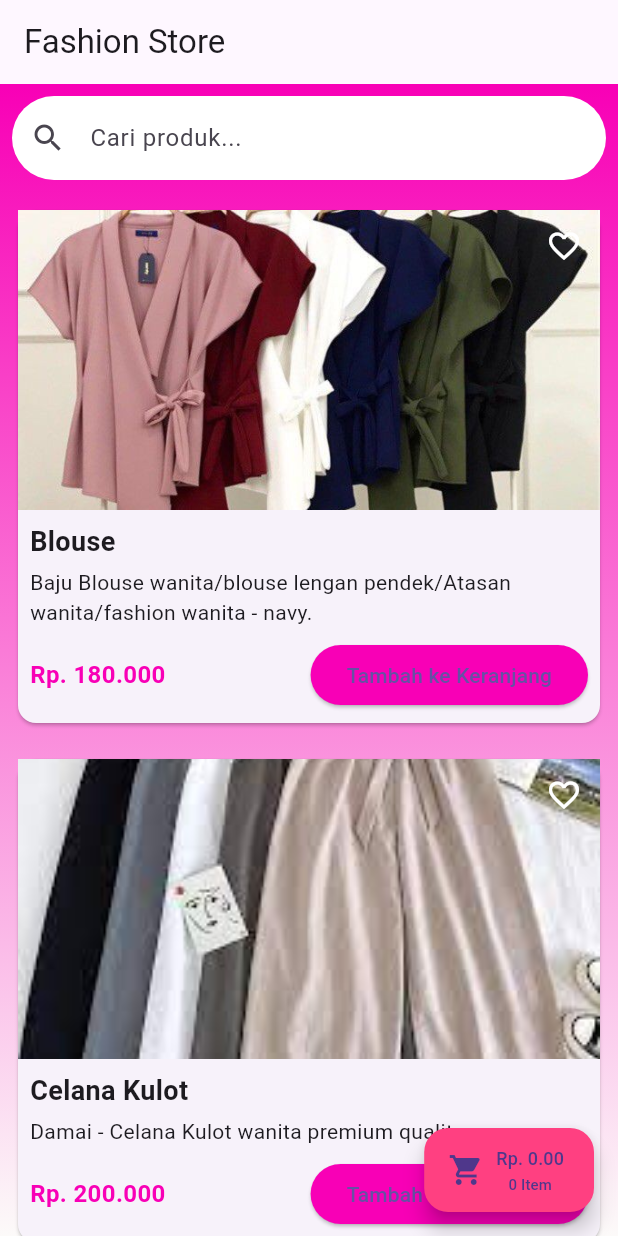
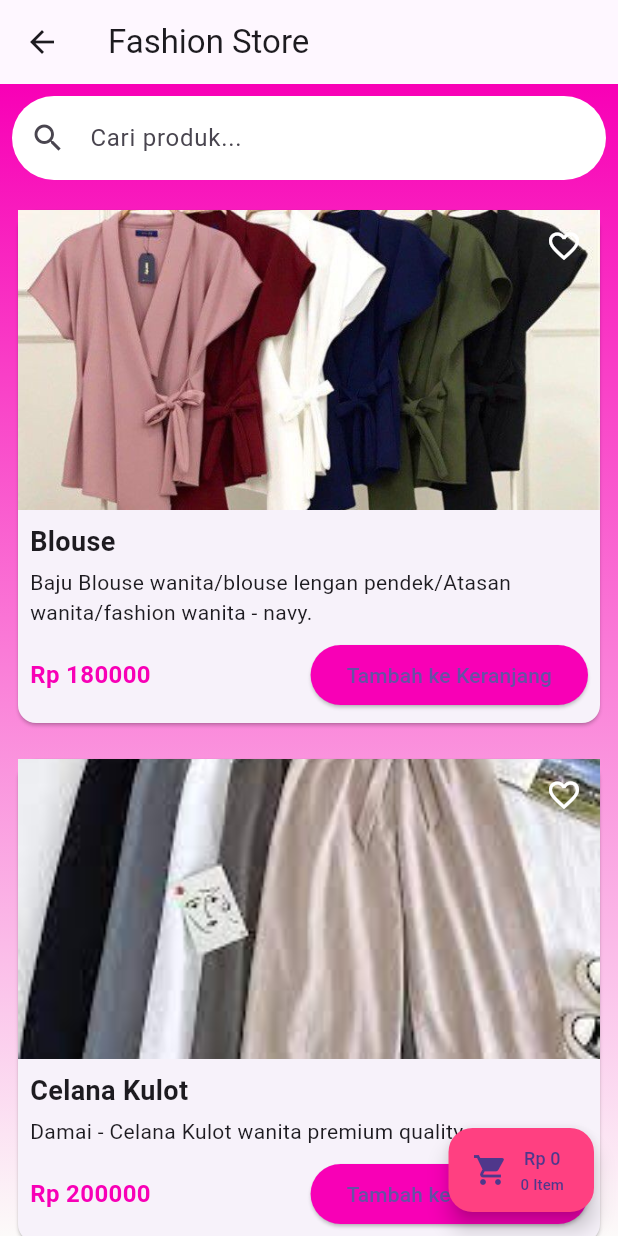
Before and after one commit to aldiputraa/fashion-store-app, a Flutter app: the FashionStore screen opened directly, on a phone screen of 412 x 824 dp. Run offline on Flutter 3.47's test engine with Material 3 defaults, Android fonts, the phone set to English and light mode, and no system bars.

Commit message:
Memperbaiki fitur lihat produk

```diff
--- a/lib/main.dart
+++ b/lib/main.dart
@@ -6,6 +6,7 @@ import 'screens/payment_method_screen.dart';
 import 'screens/orders_screen.dart';
 import 'screens/settings_screen.dart';
 import 'screens/help_screen.dart';
+import 'screens/fashion_store.dart';
 
 void main() {
   runApp(const MyApp());
@@ -31,6 +32,7 @@ class MyApp extends StatelessWidget {
         '/orders': (context) => const OrdersScreen(),
         '/settings': (context) => const SettingsScreen(),
         '/help': (context) => const HelpScreen(),
+        '/fashion_store': (context) => const FashionStore(),
       },
     );
   }
--- a/lib/screens/fashion_store.dart
+++ b/lib/screens/fashion_store.dart
@@ -18,41 +18,41 @@ class _FashionStoreState extends State<FashionStore> {
       'title': 'Blouse',
       'description':
           'Baju Blouse wanita/blouse lengan pendek/Atasan wanita/fashion wanita - navy.',
-      'price': 'Rp. 180.000',
+      'price': 'Rp 180000',
     },
     {
       'imagePath': 'assets/celana.jpeg',
       'title': 'Celana Kulot',
       'description': 'Damai - Celana Kulot wanita premium quality.',
-      'price': 'Rp. 200.000',
+      'price': 'Rp 200000',
     },
     {
       'imagePath': 'assets/hem.jpg',
       'title': 'Kemeja',
       'description':
           'Kemeja Wanita NATUSHA SHIRT baju kemeja cewek lengan panjang polos.',
-      'price': 'Rp. 190.000',
+      'price': 'Rp 190000',
     },
     {
       'imagePath': 'assets/jaket.jpg',
       'title': 'Jaket Crop',
       'description':
           'TREND TERBARU AB - Floryn Jaket Crop Wanita Hoodie Zipper Korean Style Crop Hoodie Atasan Wanita.',
-      'price': 'Rp. 300.000',
+      'price': 'Rp 300000',
     },
     {
       'imagePath': 'assets/outer.jpeg',
       'title': 'Blazer Vest',
       'description':
           'Carla blazer vest black white luaran wanita outer vest kekinian blazer hitam putih.',
-      'price': 'Rp. 200.000',
+      'price': 'Rp 200000',
     },
     {
       'imagePath': 'assets/rok.jpg',
       'title': 'Rok Linen',
       'description':
           'Bora Skirt - Rok Linen - Rok Murah - Rok Wanita - Rok kekinian - Rok Korea - Rok Panjang - Rok Adem - Rok Sehari hari.',
-      'price': 'Rp. 150.000',
+      'price': 'Rp 150000',
     },
   ];
 
@@ -101,7 +101,6 @@ class _FashionStoreState extends State<FashionStore> {
     return Scaffold(
       appBar: AppBar(
         title: const Text('Fashion Store'),
-        automaticallyImplyLeading: false,
       ),
       body: Container(
         decoration: const BoxDecoration(
@@ -217,6 +216,7 @@ class _FashionStoreState extends State<FashionStore> {
                                               'title': item['title'],
                                               'price': item['price'],
                                               'quantity': 1,
+                                              'image': item['imagePath'],
                                             });
                                           }
                                           ScaffoldMessenger.of(context).showSnackBar(
@@ -248,7 +248,11 @@ class _FashionStoreState extends State<FashionStore> {
         onPressed: () {
           Navigator.push(
             context,
-            MaterialPageRoute(builder: (context) => CartScreen(cartItems)),
+            MaterialPageRoute(
+              builder: (context) => CartScreen(
+                cartItems: cartItems,
+              ),
+            ),
           );
         },
         icon: const Icon(Icons.shopping_cart),
@@ -256,7 +260,7 @@ class _FashionStoreState extends State<FashionStore> {
           mainAxisAlignment: MainAxisAlignment.center,
           children: [
             Text(
-              'Rp. ${getTotalPrice().toStringAsFixed(2)}',
+              'Rp ${getTotalPrice().toInt()}',
               style: const TextStyle(fontSize: 12),
             ),
             const SizedBox(height: 2),
```
